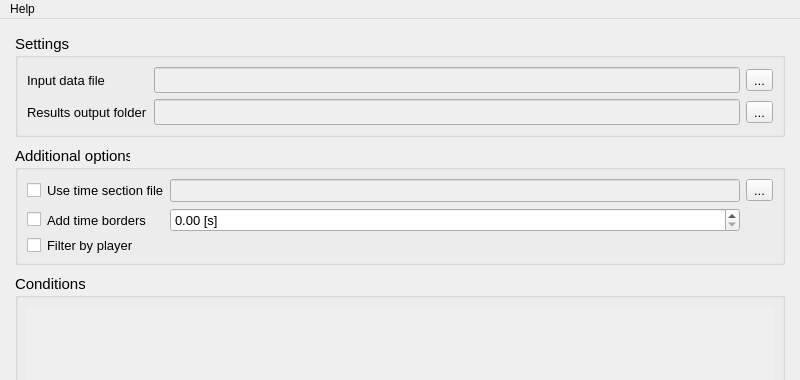
Before: the Qt Designer form qt/cgdat.ui in rickstaa/CCDAT, drawn with Qt 5; both pictures show x 0 to 800 and y 0 to 380 of the 800 by 600 pixel window.
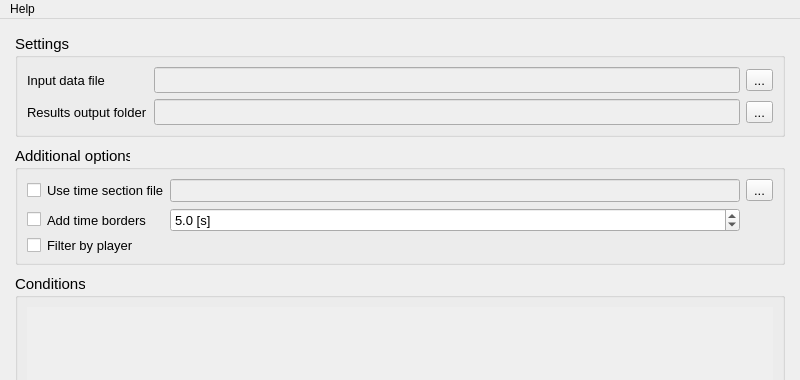
After: the same form once the commit is applied. Icons and pictures are not drawn.

What changed in the file:
```diff
--- a/qt/cgdat.ui
+++ b/qt/cgdat.ui
@@ -105,12 +105,18 @@
            <property name="suffix">
             <string> [s]</string>
            </property>
+           <property name="decimals">
+            <number>1</number>
+           </property>
            <property name="maximum">
             <double>1000.000000000000000</double>
            </property>
            <property name="singleStep">
             <double>0.100000000000000</double>
            </property>
+           <property name="value">
+            <double>5.000000000000000</double>
+           </property>
           </widget>
          </item>
          <item row="2" column="0">
```
Left out of the diff: 4 changed lines with no effect on the pictures.
